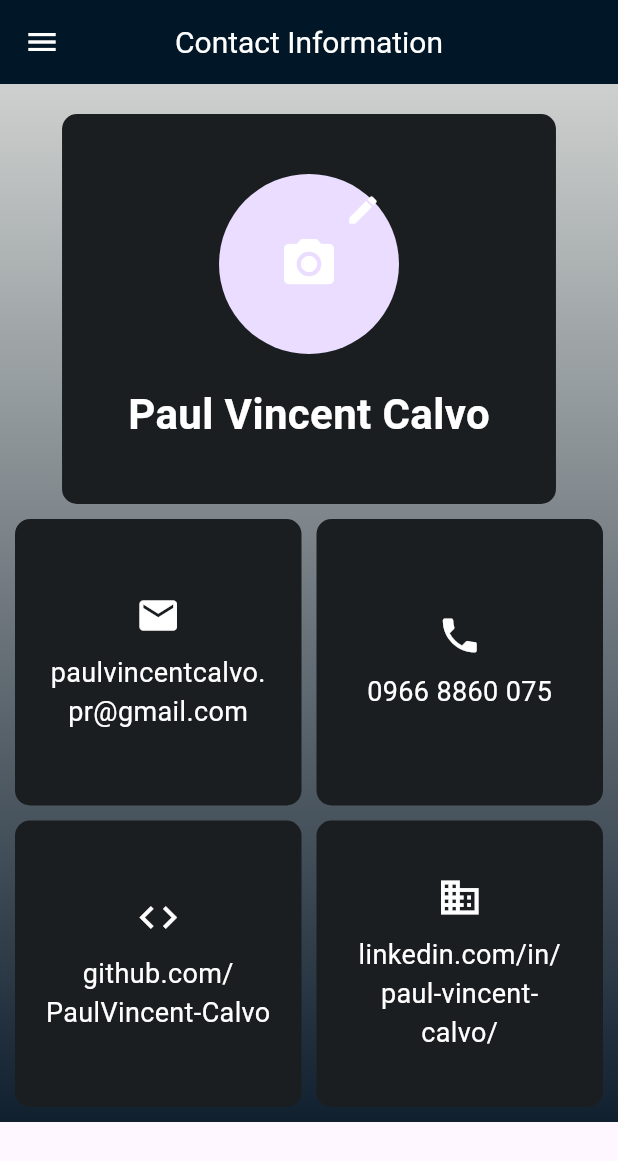
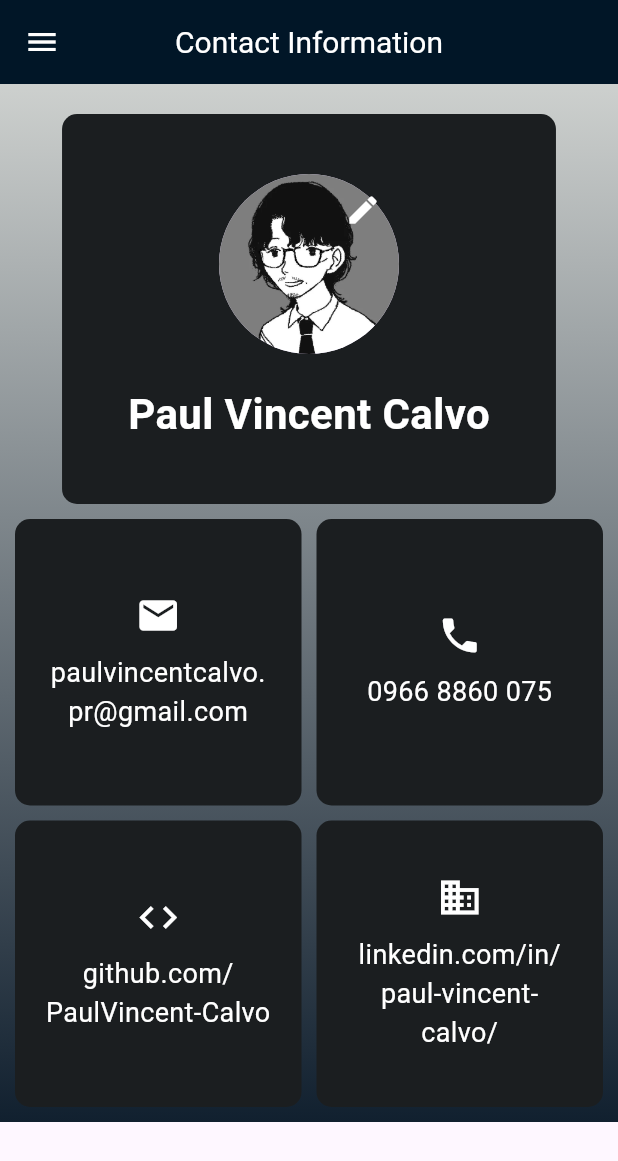
Before and after one commit to PaulVincent-Calvo/drawer_cv, a Flutter app: the MyCvPage screen opened directly, on a phone screen of 412 x 824 dp. Shown: the top 1161 px of the screen. Run offline on Flutter 3.47's test engine with Material 3 defaults, Android fonts, the light colour scheme and no system bars; our stand-ins replace image_picker.

Commit message:
added logout functionality and a placeholder pfp

```diff
--- a/lib/my_cv_page.dart
+++ b/lib/my_cv_page.dart
@@ -1,6 +1,7 @@
 import 'package:flutter/material.dart';
 import 'package:image_picker/image_picker.dart';
 import 'dart:io';
+import 'main.dart';
 import 'education_page.dart';
 import 'skills_page.dart';
 import 'projects_page.dart';
@@ -94,6 +95,40 @@ class _MyCvPageState extends State<MyCvPage> {
                 );
               },
             ),
+            const SizedBox(height: 20),
+            // Logout Button
+          Center(
+            child: SizedBox(
+              width: 200,
+              child: ElevatedButton(
+                onPressed: () {
+                  Navigator.pop(context);
+                  Navigator.of(context).pushAndRemoveUntil(
+                    MaterialPageRoute(builder: (context) => LoginPage()),
+                    (route) => false,
+                  );
+                },
+                style: ElevatedButton.styleFrom(
+                  backgroundColor: Colors.transparent,
+                  shadowColor: Colors.transparent,
+                  side: const BorderSide(color: Colors.black, width: 2),
+                  padding: const EdgeInsets.symmetric(vertical: 12.0),
+                  shape: RoundedRectangleBorder(
+                    borderRadius: BorderRadius.circular(8.0),
+                  ),
+                ),
+                child: const Text(
+                  "Logout",
+                  style: TextStyle(
+                    color: Colors.white,
+                    fontSize: 16.0,
+                    fontWeight: FontWeight.bold,
+                  ),
+                ),
+              ),
+            ),
+          ),
+
           ],
         ),
       ),
@@ -126,9 +161,11 @@ class _MyCvPageState extends State<MyCvPage> {
                         children: [
                           CircleAvatar(
                             radius: 60,
-                            backgroundImage: _image != null ? FileImage(_image!) : null,
+                            backgroundImage: _image != null
+                                ? FileImage(_image!)
+                                : AssetImage('assets/images/pfp.jpg') as ImageProvider,
                             child: _image == null
-                                ? const Icon(Icons.camera_alt, size: 40, color: Colors.white)
+                                ? const SizedBox() // Removes the placeholder icon if default pfp.jpg is used
                                 : null,
                           ),
                           Positioned(
```
Lines whose indentation alone changed are shown as unchanged.
